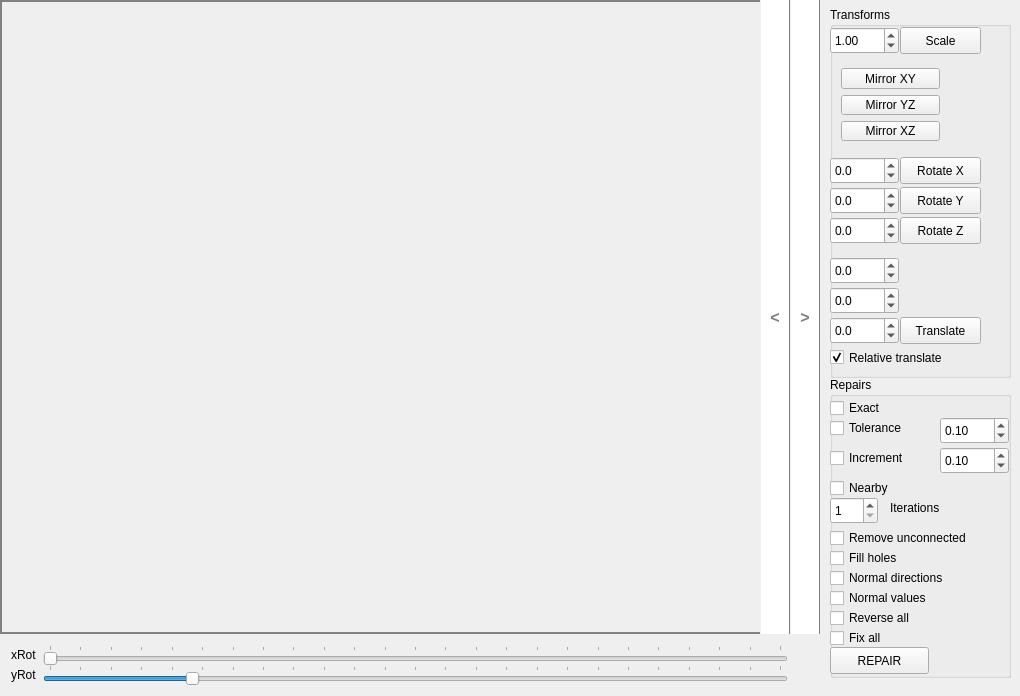
This is window.ui in admesh/ADMeshGUI as Qt 5 draws it before an edit. The edited form follows.
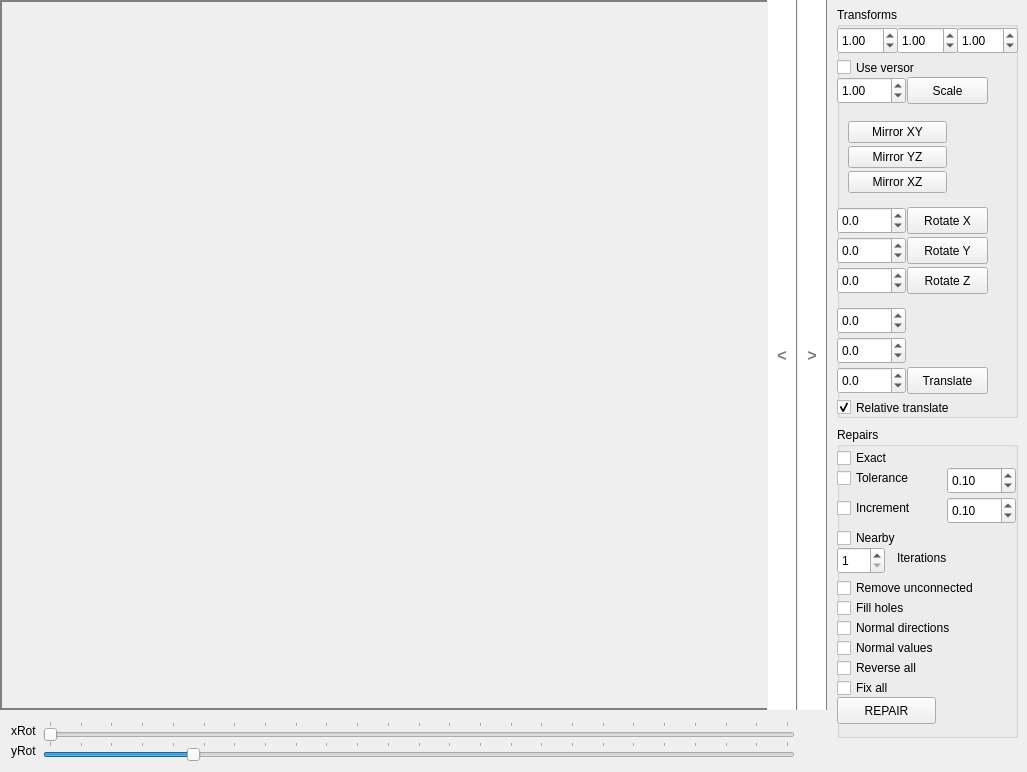
This is the edited form. Custom widgets are drawn as their Qt base class.

Commit message: Scale by versor

Patch:
```diff
--- a/window.ui
+++ b/window.ui
@@ -6,8 +6,8 @@
    <rect>
     <x>0</x>
     <y>0</y>
-    <width>1020</width>
-    <height>696</height>
+    <width>1027</width>
+    <height>772</height>
    </rect>
   </property>
   <property name="minimumSize">
@@ -290,12 +290,15 @@
         <string notr="true"/>
        </property>
        <widget class="QGroupBox" name="groupBox_2">
+        <property name="enabled">
+         <bool>true</bool>
+        </property>
         <property name="geometry">
          <rect>
           <x>10</x>
           <y>0</y>
           <width>181</width>
-          <height>371</height>
+          <height>411</height>
          </rect>
         </property>
         <property name="sizePolicy">
@@ -317,7 +320,7 @@
          <property name="geometry">
           <rect>
            <x>70</x>
-           <y>20</y>
+           <y>70</y>
            <width>81</width>
            <height>27</height>
           </rect>
@@ -336,7 +339,7 @@
          <property name="geometry">
           <rect>
            <x>0</x>
-           <y>20</y>
+           <y>70</y>
            <width>69</width>
            <height>27</height>
           </rect>
@@ -355,12 +358,15 @@
          <property name="geometry">
           <rect>
            <x>0</x>
-           <y>50</y>
+           <y>100</y>
            <width>121</width>
-           <height>95</height>
+           <height>101</height>
           </rect>
          </property>
          <layout class="QVBoxLayout" name="verticalLayout">
+          <property name="spacing">
+           <number>0</number>
+          </property>
           <item>
            <widget class="QPushButton" name="mirrorxyButton">
             <property name="text">
@@ -388,7 +394,7 @@
          <property name="geometry">
           <rect>
            <x>0</x>
-           <y>150</y>
+           <y>200</y>
            <width>69</width>
            <height>27</height>
           </rect>
@@ -416,7 +422,7 @@
          <property name="geometry">
           <rect>
            <x>70</x>
-           <y>150</y>
+           <y>200</y>
            <width>81</width>
            <height>27</height>
           </rect>
@@ -429,7 +435,7 @@
          <property name="geometry">
           <rect>
            <x>0</x>
-           <y>180</y>
+           <y>230</y>
            <width>69</width>
            <height>27</height>
           </rect>
@@ -457,7 +463,7 @@
          <property name="geometry">
           <rect>
            <x>70</x>
-           <y>180</y>
+           <y>230</y>
            <width>81</width>
            <height>27</height>
           </rect>
@@ -470,7 +476,7 @@
          <property name="geometry">
           <rect>
            <x>0</x>
-           <y>210</y>
+           <y>260</y>
            <width>69</width>
            <height>27</height>
           </rect>
@@ -498,7 +504,7 @@
          <property name="geometry">
           <rect>
            <x>70</x>
-           <y>210</y>
+           <y>260</y>
            <width>81</width>
            <height>27</height>
           </rect>
@@ -511,7 +517,7 @@
          <property name="geometry">
           <rect>
            <x>0</x>
-           <y>250</y>
+           <y>300</y>
            <width>69</width>
            <height>27</height>
           </rect>
@@ -530,7 +536,7 @@
          <property name="geometry">
           <rect>
            <x>0</x>
-           <y>280</y>
+           <y>330</y>
            <width>69</width>
            <height>27</height>
           </rect>
@@ -549,7 +555,7 @@
          <property name="geometry">
           <rect>
            <x>0</x>
-           <y>310</y>
+           <y>360</y>
            <width>69</width>
            <height>27</height>
           </rect>
@@ -568,7 +574,7 @@
          <property name="geometry">
           <rect>
            <x>0</x>
-           <y>340</y>
+           <y>390</y>
            <width>151</width>
            <height>21</height>
           </rect>
@@ -611,7 +617,7 @@
          <property name="geometry">
           <rect>
            <x>70</x>
-           <y>310</y>
+           <y>360</y>
            <width>81</width>
            <height>27</height>
           </rect>
@@ -620,19 +626,92 @@
           <string>Translate</string>
          </property>
         </widget>
+        <widget class="QDoubleSpinBox" name="versorXBox">
+         <property name="geometry">
+          <rect>
+           <x>0</x>
+           <y>20</y>
+           <width>61</width>
+           <height>27</height>
+          </rect>
+         </property>
+         <property name="singleStep">
+          <double>0.500000000000000</double>
+         </property>
+         <property name="value">
+          <double>1.000000000000000</double>
+         </property>
+        </widget>
+        <widget class="QDoubleSpinBox" name="versorYBox">
+         <property name="geometry">
+          <rect>
+           <x>60</x>
+           <y>20</y>
+           <width>61</width>
+           <height>27</height>
+          </rect>
+         </property>
+         <property name="singleStep">
+          <double>0.500000000000000</double>
+         </property>
+         <property name="value">
+          <double>1.000000000000000</double>
+         </property>
+        </widget>
+        <widget class="QDoubleSpinBox" name="versorZBox">
+         <property name="geometry">
+          <rect>
+           <x>120</x>
+           <y>20</y>
+           <width>61</width>
+           <height>27</height>
+          </rect>
+         </property>
+         <property name="singleStep">
+          <double>0.500000000000000</double>
+         </property>
+         <property name="value">
+          <double>1.000000000000000</double>
+         </property>
+        </widget>
+        <widget class="QCheckBox" name="useVersorBox">
+         <property name="geometry">
+          <rect>
+           <x>0</x>
+           <y>50</y>
+           <width>131</width>
+           <height>21</height>
+          </rect>
+         </property>
+         <property name="text">
+          <string>Use versor</string>
+         </property>
+        </widget>
        </widget>
        <widget class="QGroupBox" name="groupBox_3">
+        <property name="enabled">
+         <bool>true</bool>
+        </property>
         <property name="geometry">
          <rect>
           <x>10</x>
-          <y>370</y>
+          <y>420</y>
           <width>181</width>
-          <height>301</height>
+          <height>311</height>
          </rect>
         </property>
+        <property name="autoFillBackground">
+         <bool>false</bool>
+        </property>
         <property name="title">
          <string>Repairs</string>
         </property>
+        <property name="flat">
+         <bool>false</bool>
+        </property>
+        <property name="checkable">
+         <bool>false</bool>
+        </property>
         <widget class="QCheckBox" name="exactBox">
          <property name="geometry">
           <rect>
```
The commit also changes 6 other files.
